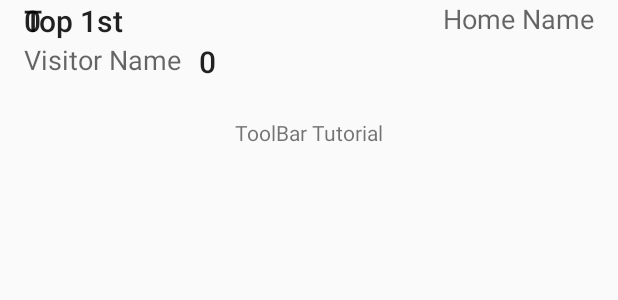
After one commit to vinimatrix/anotador, an Android app: the layout game_toolbar.xml on its own in the app's theme, with its tools: preview values and no code run, on a phone screen of 412 x 824 dp. The commit adds this screen. Shown: the top 300 px of the screen. Run offline under Robolectric (Android 15) with nearby library versions, the phone set to English and light mode, and no system bars.

Commit message:
arreglo firebase6

```diff
--- a/app/src/main/AndroidManifest.xml
+++ b/app/src/main/AndroidManifest.xml
@@ -25,7 +25,9 @@
             </intent-filter>
         </activity>
         <activity android:name=".AddTeamActivity" />
-        <activity android:name=".AddCalendario" android:parentActivityName=".EquipoActivity" />
+        <activity
+            android:name=".AddCalendario"
+            android:parentActivityName=".EquipoActivity" />
         <activity
             android:name=".EquipoActivity"
             android:label="@string/title_activity_equipo"
@@ -35,6 +37,7 @@
                 android:name="android.support.PARENT_ACTIVITY"
                 android:value="com.example.viniciomendez.anotador.Main2Activity" />
         </activity>
+        <activity android:name=".GameDetailsActivity"></activity>
     </application>
 
 </manifest>
--- a/app/src/main/java/com/example/viniciomendez/anotador/Adapters/MyCalendarioRecyclerViewAdapter.java
+++ b/app/src/main/java/com/example/viniciomendez/anotador/Adapters/MyCalendarioRecyclerViewAdapter.java
@@ -1,5 +1,7 @@
 package com.example.viniciomendez.anotador.Adapters;
 
+import android.content.Context;
+import android.content.Intent;
 import android.support.v7.widget.RecyclerView;
 import android.util.Log;
 import android.view.LayoutInflater;
@@ -11,6 +13,7 @@ import com.example.viniciomendez.anotador.CalendarioFragment;
 import com.example.viniciomendez.anotador.CalendarioFragment.OnListFragmentInteractionListener;
 import com.example.viniciomendez.anotador.CalendarioFragment2;
 import com.example.viniciomendez.anotador.Entities.Calendario;
+import com.example.viniciomendez.anotador.GameDetailsActivity;
 import com.example.viniciomendez.anotador.R;
 import com.example.viniciomendez.anotador.dummy.DummyContent.DummyItem;
 
@@ -19,6 +22,8 @@ import java.text.SimpleDateFormat;
 import java.util.Calendar;
 import java.util.Date;
 import java.util.List;
+
+import static android.support.v4.content.ContextCompat.startActivity;
 
 /**
  * {@link RecyclerView.Adapter} that can display a {@link DummyItem} and makes a call to the
@@ -29,7 +34,7 @@ public class MyCalendarioRecyclerViewAdapter extends RecyclerView.Adapter<MyCale
 
     private final List<Calendario> calendarioList;
     private final CalendarioFragment.OnListFragmentInteractionListener mListener;
-
+    private Context mContext;
 
     public class MyViewHolder extends RecyclerView.ViewHolder{
         public TextView txtDia,txtFechaMes,txtEquipos,hora,estadio;
@@ -44,9 +49,10 @@ public class MyCalendarioRecyclerViewAdapter extends RecyclerView.Adapter<MyCale
             estadio= (TextView)itemView.findViewById(R.id.txt_estadio);
         }
     }
-    public MyCalendarioRecyclerViewAdapter(List<Calendario> calendarioList,OnListFragmentInteractionListener listener){
+    public MyCalendarioRecyclerViewAdapter(Context context, List<Calendario> calendarioList, OnListFragmentInteractionListener listener){
         this.calendarioList = calendarioList;
         this.mListener = listener;
+        this.mContext = context;
     }
     @Override
     public MyViewHolder onCreateViewHolder(ViewGroup parent, int viewType){
@@ -79,7 +85,8 @@ public class MyCalendarioRecyclerViewAdapter extends RecyclerView.Adapter<MyCale
                 if(null !=mListener){
                     mListener.onListFragmentInteraction(holder.mItem);
                     Log.d("CLICKEADO","CLIKEADO " +holder.mItem.getOponent().getNombre());
-
+                    Intent intent = new Intent(mContext,GameDetailsActivity.class);
+                    mContext.startActivity(intent);
                 }
             }
         });
--- a/app/src/main/java/com/example/viniciomendez/anotador/CalendarioFragment.java
+++ b/app/src/main/java/com/example/viniciomendez/anotador/CalendarioFragment.java
@@ -163,7 +163,7 @@ public class CalendarioFragment extends Fragment {
                                     calendarios.add(c);
                                 }
                                 // Set the adapter
-                                adapter = new MyCalendarioRecyclerViewAdapter(calendarios,mListener);
+                                adapter = new MyCalendarioRecyclerViewAdapter(getContext(),calendarios,mListener);
                                 //ListView list = (ListView)findViewById(R.id.lv_teams);
                                 Log.d("COLUMNAS",String.valueOf(mColumnCount));
                                 recyclerView.addItemDecoration(new DividerItemDecoration(getContext(),
--- /dev/null
+++ b/app/src/main/java/com/example/viniciomendez/anotador/GameDetailsActivity.java
@@ -0,0 +1,14 @@
+package com.example.viniciomendez.anotador;
+
+import android.support.v7.app.AppCompatActivity;
+import android.os.Bundle;
+
+public class GameDetailsActivity extends AppCompatActivity {
+
+    @Override
+    protected void onCreate(Bundle savedInstanceState) {
+        super.onCreate(savedInstanceState);
+        setTheme(R.style.AppTheme_NoActionBar);
+        setContentView(R.layout.activity_game_details);
+    }
+}
--- /dev/null
+++ b/app/src/main/res/layout/activity_game_details.xml
@@ -0,0 +1,9 @@
+<?xml version="1.0" encoding="utf-8"?>
+<android.support.constraint.ConstraintLayout xmlns:android="http://schemas.android.com/apk/res/android"
+    xmlns:app="http://schemas.android.com/apk/res-auto"
+    xmlns:tools="http://schemas.android.com/tools"
+    android:layout_width="match_parent"
+    android:layout_height="match_parent"
+    tools:context=".GameDetailsActivity">
+
+</android.support.constraint.ConstraintLayout>
--- a/app/src/main/res/layout/fragment_calendario.xml
+++ b/app/src/main/res/layout/fragment_calendario.xml
@@ -4,7 +4,8 @@
     android:layout_width="match_parent"
     android:layout_height="wrap_content"
     android:gravity="center_vertical|center_horizontal"
-    android:orientation="horizontal">
+    android:orientation="horizontal"
+    android:background="?android:attr/selectableItemBackground">
 
     <LinearLayout
         android:layout_width="80dp"
--- /dev/null
+++ b/app/src/main/res/layout/game_toolbar.xml
@@ -0,0 +1,90 @@
+<?xml version="1.0" encoding="utf-8"?>
+
+    <android.support.constraint.ConstraintLayout xmlns:android="http://schemas.android.com/apk/res/android"
+        xmlns:app="http://schemas.android.com/apk/res-auto"
+        xmlns:tools="http://schemas.android.com/tools"
+        android:layout_width="match_parent"
+        android:layout_height="match_parent"
+        tools:context=".GameDetailsActivity">
+
+        <android.support.v7.widget.Toolbar
+            android:id="@+id/toolbar"
+            android:layout_width="match_parent"
+            android:layout_height="wrap_content"
+            android:minHeight="?attr/actionBarSize"
+            app:layout_constraintEnd_toEndOf="parent"
+            app:layout_constraintHorizontal_bias="1.0"
+            app:layout_constraintStart_toStartOf="parent"
+            app:layout_constraintTop_toTopOf="parent">
+
+            <android.support.constraint.ConstraintLayout
+                android:layout_width="match_parent"
+                android:layout_height="match_parent"
+                android:layout_marginBottom="8dp">
+
+                <TextView
+                    android:id="@+id/ining"
+                    android:layout_width="wrap_content"
+                    android:layout_height="wrap_content"
+                    android:text="Top 1st"
+                    android:textAppearance="@android:style/TextAppearance.Material.Title"
+                    tools:layout_editor_absoluteX="150dp"
+                    tools:layout_editor_absoluteY="16dp" />
+
+                <TextView
+                    android:id="@+id/women_s"
+                    android:layout_width="wrap_content"
+                    android:layout_height="wrap_content"
+                    android:text="Visitor Name"
+                    android:textAppearance="@android:style/TextAppearance.Material.Medium"
+                    app:layout_constraintHorizontal_bias="0.0"
+                    app:layout_constraintLeft_toLeftOf="parent"
+                    app:layout_constraintRight_toRightOf="parent"
+                    app:layout_constraintTop_toBottomOf="@+id/ining" />
+
+                <TextView
+                    android:id="@+id/visitor_score"
+                    android:layout_width="wrap_content"
+                    android:layout_height="wrap_content"
+                    android:text="0"
+                    android:textAppearance="@android:style/TextAppearance.Material.Title"
+                    app:layout_constraintHorizontal_bias="0.044"
+                    app:layout_constraintLeft_toRightOf="@+id/women_s"
+                    app:layout_constraintRight_toRightOf="parent"
+                    app:layout_constraintTop_toBottomOf="@+id/ining" />
+
+                <TextView
+                    android:id="@+id/home_name"
+                    android:layout_width="wrap_content"
+                    android:layout_height="wrap_content"
+                    android:text="Home Name"
+                    android:textAppearance="@android:style/TextAppearance.Material.Medium"
+                    app:layout_constraintHorizontal_bias="0.946"
+                    app:layout_constraintLeft_toLeftOf="parent"
+                    app:layout_constraintRight_toRightOf="parent"
+                    tools:layout_editor_absoluteY="39dp" />
+
+                <TextView
+                    android:id="@+id/home_score"
+                    android:layout_width="wrap_content"
+                    android:layout_height="wrap_content"
+                    android:text="0"
+                    android:textAppearance="@android:style/TextAppearance.Material.Title"
+                    tools:layout_editor_absoluteX="207dp"
+                    tools:layout_editor_absoluteY="41dp" />
+            </android.support.constraint.ConstraintLayout>
+        </android.support.v7.widget.Toolbar>
+
+        <TextView
+            android:id="@+id/textView"
+            android:layout_width="wrap_content"
+            android:layout_height="wrap_content"
+            android:layout_marginEnd="8dp"
+            android:layout_marginStart="8dp"
+            android:layout_marginTop="16dp"
+            android:text="ToolBar Tutorial"
+            app:layout_constraintLeft_toLeftOf="parent"
+            app:layout_constraintRight_toRightOf="parent"
+            app:layout_constraintTop_toBottomOf="@+id/toolbar" />
+
+</android.support.constraint.ConstraintLayout>
```
